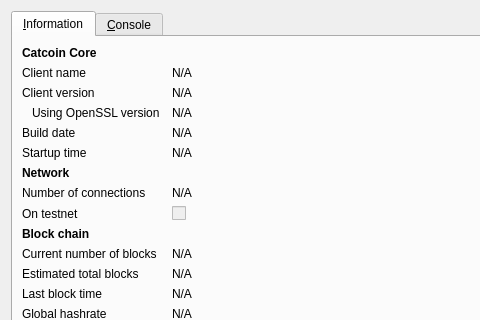
Old version of the form src/qt/forms/rpcconsole.ui in the repository unicorncoin/unicorncoin; both pictures show x 0 to 480 and y 0 to 320 of the 740 by 450 pixel window.
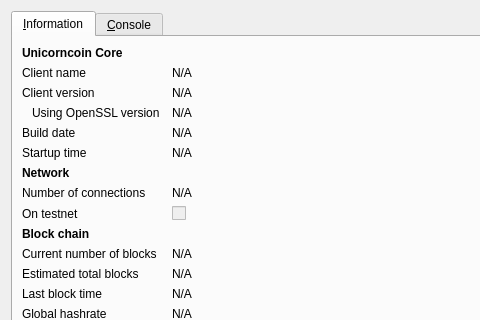
New version of the form. Icons and pictures are not drawn.

The edit to the form file:
```diff
--- a/src/qt/forms/rpcconsole.ui
+++ b/src/qt/forms/rpcconsole.ui
@@ -36,7 +36,7 @@
           </font>
          </property>
          <property name="text">
-          <string>Catcoin Core</string>
+          <string>Unicorncoin Core</string>
          </property>
         </widget>
        </item>
```
Left out of the diff: 6 changed lines with no effect on the pictures.
